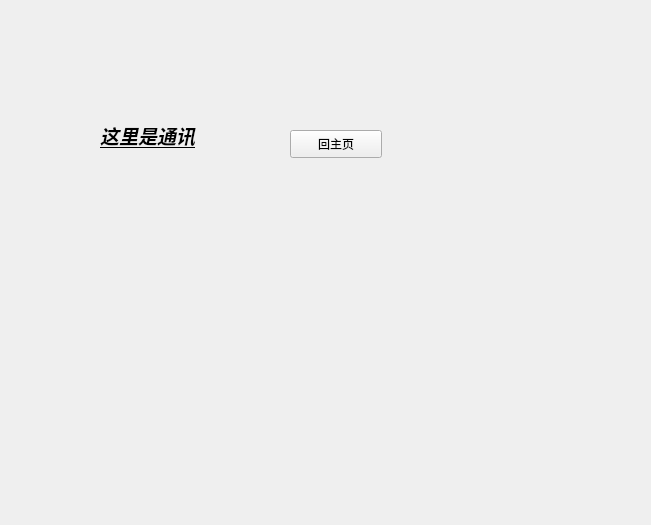
First picture: the form in View/Communicate/communicate.ui, repository yuzcat01/VehicleControl, before the edit.
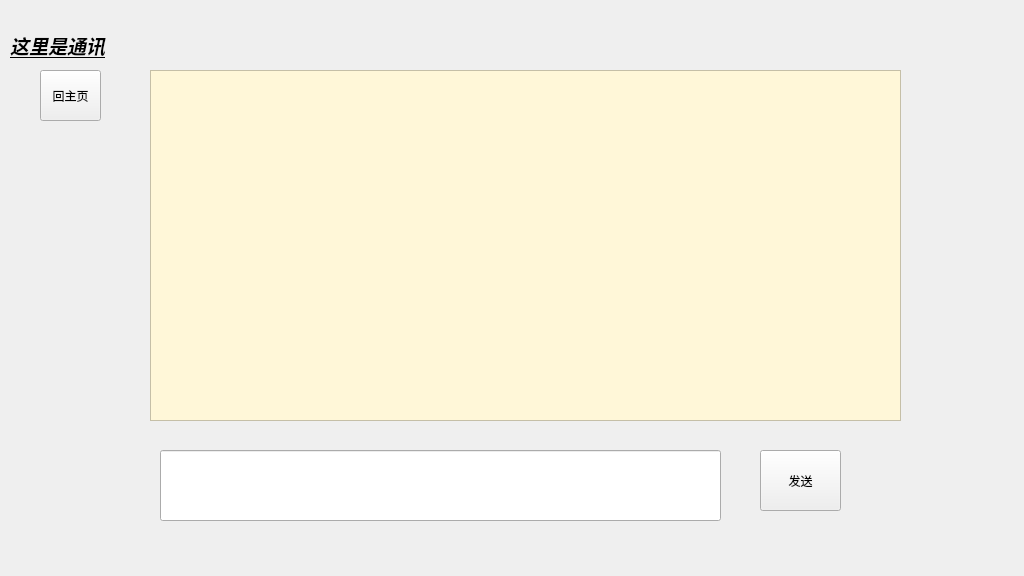
Second picture: the form after the edit.

Commit message: 增加聊天界面；修改主页背景图

Patch:
```diff
--- a/View/Communicate/communicate.ui
+++ b/View/Communicate/communicate.ui
@@ -6,8 +6,8 @@
    <rect>
     <x>0</x>
     <y>0</y>
-    <width>651</width>
-    <height>525</height>
+    <width>1024</width>
+    <height>576</height>
    </rect>
   </property>
   <property name="windowTitle">
@@ -16,10 +16,10 @@
   <widget class="QWidget" name="widget" native="true">
    <property name="geometry">
     <rect>
-     <x>90</x>
-     <y>90</y>
-     <width>421</width>
-     <height>311</height>
+     <x>0</x>
+     <y>0</y>
+     <width>1024</width>
+     <height>576</height>
     </rect>
    </property>
    <widget class="QLabel" name="label">
@@ -38,16 +38,54 @@
    <widget class="QPushButton" name="toHome">
     <property name="geometry">
      <rect>
-      <x>200</x>
-      <y>40</y>
-      <width>92</width>
-      <height>28</height>
+      <x>40</x>
+      <y>70</y>
+      <width>61</width>
+      <height>51</height>
      </rect>
     </property>
     <property name="text">
      <string>回主页</string>
     </property>
    </widget>
+   <widget class="QPushButton" name="sendButton">
+    <property name="geometry">
+     <rect>
+      <x>760</x>
+      <y>450</y>
+      <width>81</width>
+      <height>61</height>
+     </rect>
+    </property>
+    <property name="text">
+     <string>发送</string>
+    </property>
+   </widget>
+   <widget class="QLineEdit" name="messageInput">
+    <property name="geometry">
+     <rect>
+      <x>160</x>
+      <y>450</y>
+      <width>561</width>
+      <height>71</height>
+     </rect>
+    </property>
+   </widget>
+   <widget class="QTextEdit" name="chatDisplay">
+    <property name="geometry">
+     <rect>
+      <x>150</x>
+      <y>70</y>
+      <width>751</width>
+      <height>351</height>
+     </rect>
+    </property>
+    <property name="styleSheet">
+     <string notr="true">background-color:rgb(255, 247, 216);
+font-size:18px
+</string>
+    </property>
+   </widget>
   </widget>
  </widget>
  <resources/>
```
The commit also changes 6 other files.
